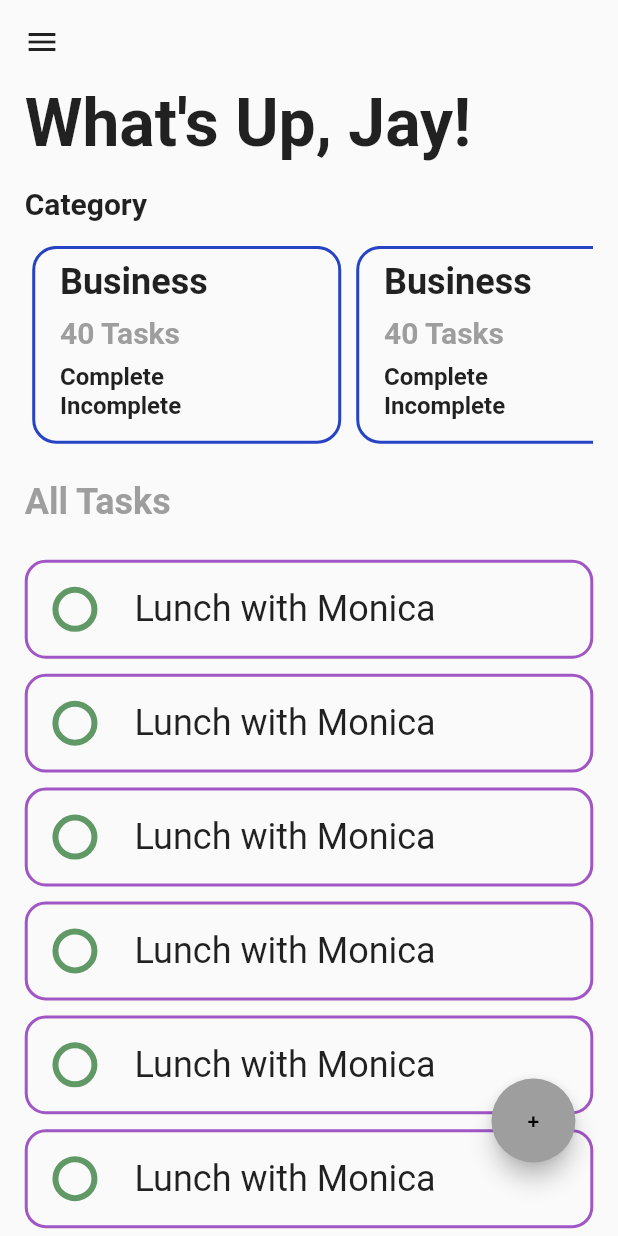
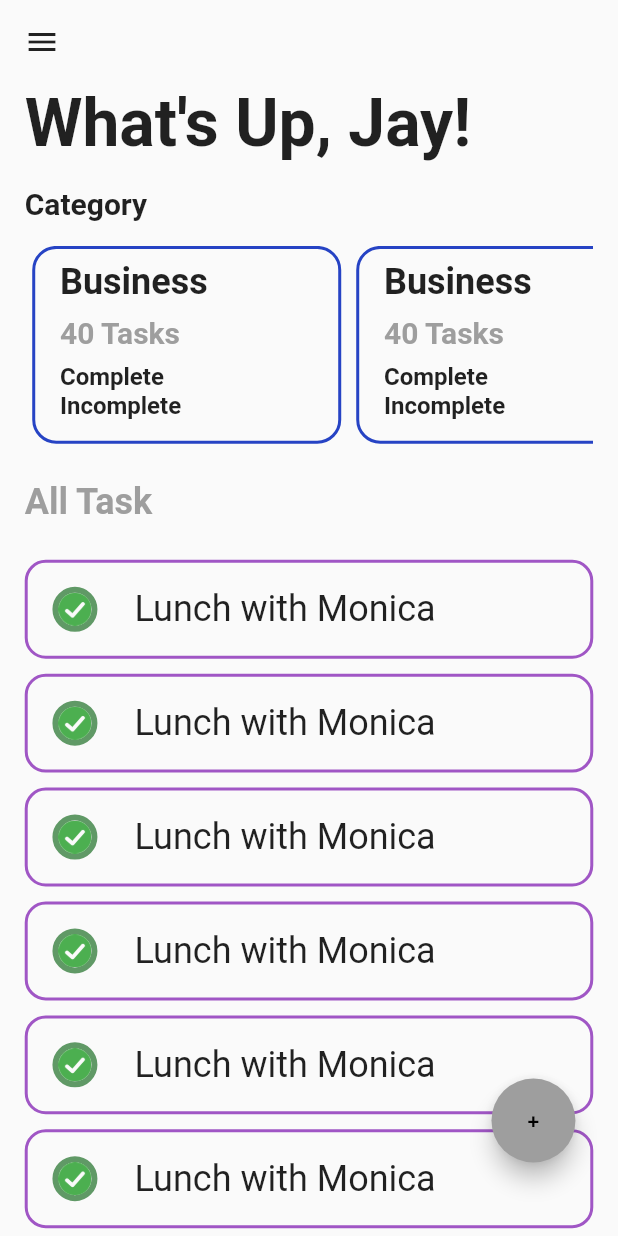
Before and after one commit to jay-isampelliwar/todo_app, a Flutter app: the HomePage screen opened directly, on a phone screen of 412 x 824 dp. Run offline on Flutter 3.47's test engine with Material 2 defaults, Android fonts, the phone set to English and light mode, and no system bars; our stand-ins replace bloc, flutter_bloc, hexcolor.

Commit message:
Added HomeBloc on UI

```diff
--- a/lib/features/home/bloc/home_bloc.dart
+++ b/lib/features/home/bloc/home_bloc.dart
@@ -1,3 +1,5 @@
+import 'dart:async';
+
 import 'package:bloc/bloc.dart';
 import 'package:meta/meta.dart';
 
@@ -6,8 +8,51 @@ part 'home_state.dart';
 
 class HomeBloc extends Bloc<HomeEvent, HomeState> {
   HomeBloc() : super(HomeInitial()) {
-    on<HomeEvent>((event, emit) {
-      // TODO: implement event handler
-    });
+    on<HomeInitialEvent>(homeInitialEvent);
+    on<HomePersonalCardClickedEvent>(homePersonalCardClickedEvent);
+    on<HomeBusinessCardClickedEvent>(homeBusinessCardClickedEvent);
+    on<HomeUrgentCardClickedEvent>(homeUrgentCardClickedEvent);
+    on<HomeAllTaskCardClickedEvent>(homeAllTaskCardClickedEvent);
+    on<HomeTaskDoneButtonClickedEvent>(homeTaskDoneButtonClickedEvent);
+    on<HomeTaskUndoneButtonClickedEvent>(homeTaskUndoneButtonClickedEvent);
+    on<HomeTaskClickedActionEvent>(homeTaskClickedActionEvent);
+    on<HomeNewTaskAddEvent>(homeNewTaskAddEvent);
   }
+  FutureOr<void> homeInitialEvent(
+      HomeInitialEvent event, Emitter<HomeState> emit) {
+    emit(HomeLoadingSuccessState());
+  }
+
+  FutureOr<void> homePersonalCardClickedEvent(
+      HomePersonalCardClickedEvent event, Emitter<HomeState> emit) {
+    emit(HomePersonalCardClickedState(text: "Personal Tasks"));
+  }
+
+  FutureOr<void> homeBusinessCardClickedEvent(event, Emitter<HomeState> emit) {
+    emit(HomeBusinessCardClickedState(text: "Business Tasks"));
+  }
+
+  FutureOr<void> homeUrgentCardClickedEvent(
+      HomeUrgentCardClickedEvent event, Emitter<HomeState> emit) {
+    emit(HomeUrgentCardClickedState(text: "Urgent Tasks"));
+  }
+
+  FutureOr<void> homeAllTaskCardClickedEvent(
+      HomeAllTaskCardClickedEvent event, Emitter<HomeState> emit) {
+    emit(HomeLoadingSuccessState());
+  }
+
+  FutureOr<void> homeTaskDoneButtonClickedEvent(
+      HomeTaskDoneButtonClickedEvent event, Emitter<HomeState> emit) {}
+
+  FutureOr<void> homeTaskUndoneButtonClickedEvent(
+      HomeTaskUndoneButtonClickedEvent event, Emitter<HomeState> emit) {}
+
+  FutureOr<void> homeTaskClickedActionEvent(
+      HomeTaskClickedActionEvent event, Emitter<HomeState> emit) {
+    emit(HomeTaskClickedActionState());
+  }
+
+  FutureOr<void> homeNewTaskAddEvent(
+      HomeNewTaskAddEvent event, Emitter<HomeState> emit) {}
 }
--- a/lib/features/home/bloc/home_event.dart
+++ b/lib/features/home/bloc/home_event.dart
@@ -3,18 +3,20 @@ part of 'home_bloc.dart';
 @immutable
 abstract class HomeEvent {}
 
+class HomeInitialEvent extends HomeEvent {}
+
 class HomePersonalCardClickedEvent extends HomeEvent {}
 
-class HomBusinessCardClickedEvent extends HomeEvent {}
+class HomeBusinessCardClickedEvent extends HomeEvent {}
 
 class HomeUrgentCardClickedEvent extends HomeEvent {}
 
-class HomeDrawerButtonClickedEvent extends HomeEvent {}
+class HomeAllTaskCardClickedEvent extends HomeEvent {}
+
+class HomeTaskClickedActionEvent extends HomeEvent {}
 
 class HomeTaskDoneButtonClickedEvent extends HomeEvent {}
 
 class HomeTaskUndoneButtonClickedEvent extends HomeEvent {}
 
-class HomeTaskClickedEvent extends HomeEvent {}
-
 class HomeNewTaskAddEvent extends HomeEvent {}
--- a/lib/features/home/bloc/home_state.dart
+++ b/lib/features/home/bloc/home_state.dart
@@ -6,3 +6,36 @@ abstract class HomeState {}
 abstract class HomeActionState extends HomeState {}
 
 class HomeInitial extends HomeState {}
+
+class HomeLoadingState extends HomeState {}
+
+class HomeLoadingSuccessState extends HomeState {}
+
+class HomeBusinessCardClickedState extends HomeState {
+  final String text;
+  HomeBusinessCardClickedState({
+    required this.text,
+  });
+}
+
+class HomePersonalCardClickedState extends HomeState {
+  final String text;
+  HomePersonalCardClickedState({required this.text});
+}
+
+class HomeUrgentCardClickedState extends HomeState {
+  final String text;
+  HomeUrgentCardClickedState({
+    required this.text,
+  });
+}
+
+class HomeAllTaskCardClickedState extends HomeState {}
+
+class HomeTaskClickedActionState extends HomeActionState {}
+
+class HomeTaskDoneButtonClickedState extends HomeState {}
+
+class HomeTaskUndoneButtonClickedState extends HomeState {}
+
+class HomeAddTaskButtonClickedActionState extends HomeActionState {}
--- a/lib/features/home/ui/home.dart
+++ b/lib/features/home/ui/home.dart
@@ -1,6 +1,10 @@
+import 'dart:developer';
+
 import 'package:flutter/material.dart';
+import 'package:flutter_bloc/flutter_bloc.dart';
 import 'package:todo_app/core/constant/app_colors.dart';
 import 'package:todo_app/core/constant/const_sizeBox.dart';
+import 'package:todo_app/features/home/bloc/home_bloc.dart';
 import 'package:todo_app/features/todo/ui/todo.dart';
 
 import '../../../core/constant/app_font_styles.dart';
@@ -13,6 +17,16 @@ class HomePage extends StatefulWidget {
 }
 
 class _HomePageState extends State<HomePage> {
+  final HomeBloc homeBloc = HomeBloc();
+
+  @override
+  void initState() {
+    // TODO: implement initState
+
+    homeBloc.add(HomeInitialEvent());
+    super.initState();
+  }
+
   @override
   Widget build(BuildContext context) {
     Size size = MediaQuery.of(context).size;
@@ -40,7 +54,21 @@ class _HomePageState extends State<HomePage> {
           padding: EdgeInsets.symmetric(
             horizontal: size.width * 0.04,
           ),
-          child: Column(
+          child: BlocConsumer<HomeBloc, HomeState>(
+            bloc: homeBloc,
+            listenWhen: (previous, current) => current is HomeActionState,
+            buildWhen: (previous, current) => current is! HomeActionState,
+            listener: (context, state) {
+              if (state is HomeTaskClickedActionState) {
+                Navigator.push(context,
+                    MaterialPageRoute(builder: (context) => TodoPage()));
+              }
+            },
+            builder: (context, state) {
+              if (state is HomeLoadingState) {
+                return Container();
+              } else {
+                return Column(
                   mainAxisSize: MainAxisSize.max,
                   crossAxisAlignment: CrossAxisAlignment.start,
                   children: [
@@ -63,16 +91,32 @@ class _HomePageState extends State<HomePage> {
                       child: ListView.builder(
                         padding: EdgeInsets.zero,
                         scrollDirection: Axis.horizontal,
-                  itemCount: 3,
+                        itemCount: 4,
                         shrinkWrap: true,
                         itemBuilder: (context, index) {
-                    return const TaskCategoryCard();
+                          return GestureDetector(
+                            onTap: () {
+                              if (index == 0) {
+                                homeBloc.add(HomeAllTaskCardClickedEvent());
+                              }
+                              if (index == 1) {
+                                homeBloc.add(HomeUrgentCardClickedEvent());
+                              }
+                              if (index == 2) {
+                                homeBloc.add(HomeBusinessCardClickedEvent());
+                              }
+                              if (index == 3) {
+                                homeBloc.add(HomePersonalCardClickedEvent());
+                              }
+                            },
+                            child: const TaskCategoryCard(),
+                          );
                         },
                       ),
                     ),
                     constHightSizedBox(0.03, size.height),
                     Text(
-                "All Tasks",
+                      getText(state),
                       style: AppTextStyle.text24(true)
                           .copyWith(color: AppColors.greyTextColor),
                     ),
@@ -83,11 +127,20 @@ class _HomePageState extends State<HomePage> {
                         shrinkWrap: true,
                         itemCount: 10,
                         itemBuilder: (context, index) {
-                    return const TaskCard();
+                          return GestureDetector(
+                              onTap: () {
+                                //!pass tapped task
+                                homeBloc.add(HomeTaskClickedActionEvent());
+                                log("Hello");
+                              },
+                              child: const TaskCard());
                         },
                       ),
                     )
                   ],
+                );
+              }
+            },
           ),
         ),
       ),
@@ -105,20 +158,23 @@ class _HomePageState extends State<HomePage> {
       ),
     );
   }
+
+  String getText(HomeState state) {
+    switch (state.runtimeType) {
+      case HomeBusinessCardClickedState:
+        return "Business";
+      case HomePersonalCardClickedState:
+        return "Personal";
+      case HomeUrgentCardClickedState:
+        return "Urgent";
+      default:
+        return "All Task";
+    }
+  }
 }
 
-class TaskCard extends StatefulWidget {
-  const TaskCard({
-    Key? key,
-  }) : super(key: key);
-
-  @override
-  State<TaskCard> createState() => _TaskCardState();
-}
-
-class _TaskCardState extends State<TaskCard> {
-  bool flag = false;
-
+class TaskCard extends StatelessWidget {
+  const TaskCard({super.key});
   @override
   Widget build(BuildContext context) {
     Size size = MediaQuery.of(context).size;
@@ -140,11 +196,6 @@ class _TaskCardState extends State<TaskCard> {
           // mainAxisAlignment: mai,
           children: [
             GestureDetector(
-              onTap: () {
-                setState(() {
-                  flag = !flag;
-                });
-              },
               child: Container(
                 height: 30,
                 width: 30,
@@ -155,13 +206,13 @@ class _TaskCardState extends State<TaskCard> {
                     width: 4,
                   ),
                 ),
-                child: flag
-                    ? Image.asset(
+
+                //!status
+                child: Image.asset(
                   'lib/assets/done.png',
                   fit: BoxFit.cover,
                   color: Colors.green,
-                      )
-                    : const SizedBox(),
+                ),
               ),
             ),
             constWidthSizedBox(0.06, size.width),
```
Lines whose indentation alone changed are shown as unchanged.
